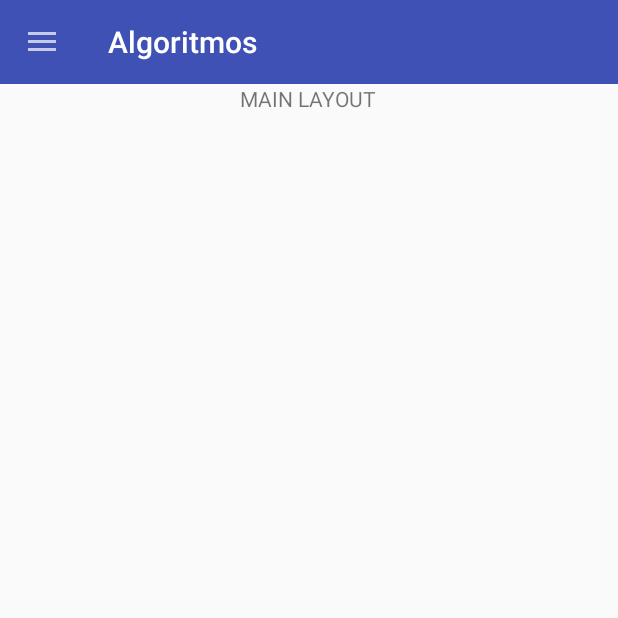
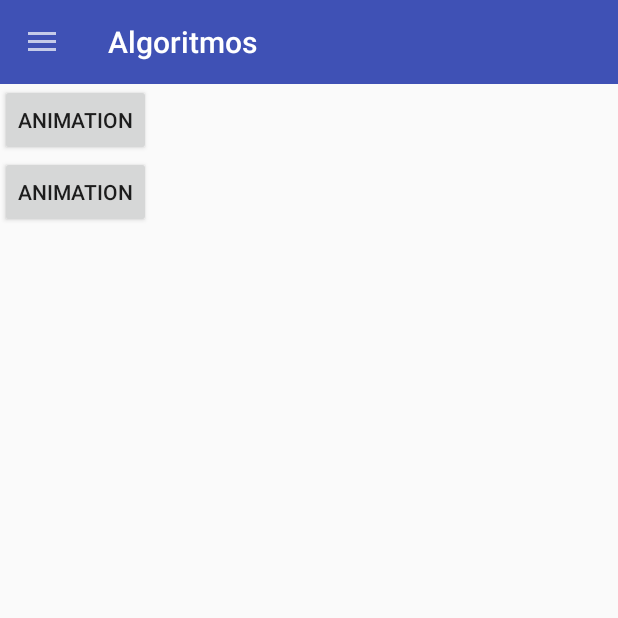
Before and after one commit to TiagoLeite/Algoritmos, an Android app: the screen it shows after launch (MainActivity), on a phone screen of 412 x 824 dp, the top half of it. Run offline under Robolectric (Android 15) with nearby library versions, the phone set to English and light mode, and no system bars.

Commit message:
animation

```diff
--- a/app/src/main/res/layout/activity_main.xml
+++ b/app/src/main/res/layout/activity_main.xml
@@ -16,12 +16,17 @@
             android:layout_width="match_parent"
             android:layout_height="wrap_content"/>
 
-        <TextView
+        <Button
             android:layout_width="wrap_content"
             android:layout_height="wrap_content"
-            android:text="MAIN LAYOUT"
-            android:layout_gravity="center"
-            android:gravity="center"/>
+            android:text="Animation"
+            android:id="@+id/button"/>
+
+        <Button
+            android:layout_width="wrap_content"
+            android:layout_height="wrap_content"
+            android:text="Animation"
+            android:id="@+id/button2"/>
 
     </LinearLayout>
 
```
Also changed, not shown: app/src/main/java/com/tiago/algoritmos/MainActivity.java (+19 -0 lines).
